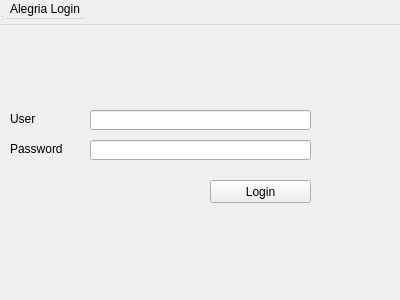
eguzki/penyamanager, file penyamanager/loginwindow.ui: the form before one commit.
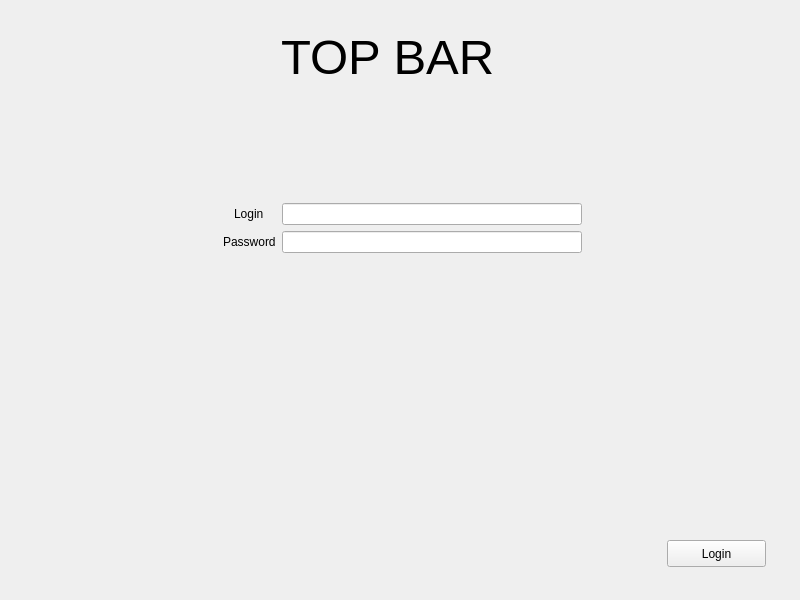
The form after the commit.

Commit message: full screen layout

What changed in the file:
```diff
--- a/penyamanager/loginwindow.ui
+++ b/penyamanager/loginwindow.ui
@@ -6,99 +6,163 @@
    <rect>
     <x>0</x>
     <y>0</y>
-    <width>400</width>
-    <height>300</height>
+    <width>800</width>
+    <height>600</height>
    </rect>
   </property>
+  <property name="minimumSize">
+   <size>
+    <width>800</width>
+    <height>600</height>
+   </size>
+  </property>
   <property name="windowTitle">
    <string>LoginWindow</string>
   </property>
-  <widget class="QWidget" name="centralWidget">
-   <widget class="QLineEdit" name="lineEdit">
-    <property name="geometry">
-     <rect>
-      <x>90</x>
-      <y>110</y>
-      <width>221</width>
-      <height>20</height>
-     </rect>
-    </property>
-   </widget>
-   <widget class="QPushButton" name="loginButton">
-    <property name="geometry">
-     <rect>
-      <x>210</x>
-      <y>180</y>
-      <width>101</width>
-      <height>23</height>
-     </rect>
-    </property>
-    <property name="text">
-     <string>Login</string>
-    </property>
-   </widget>
+  <property name="locale">
+   <locale language="Spanish" country="Spain"/>
+  </property>
+  <layout class="QVBoxLayout" name="verticalLayout">
+   <item>
+    <widget class="QWidget" name="topBar" native="true">
+     <property name="minimumSize">
+      <size>
+       <width>0</width>
+       <height>100</height>
+      </size>
+     </property>
+     <property name="maximumSize">
+      <size>
+       <width>16777215</width>
+       <height>100</height>
+      </size>
+     </property>
    <widget class="QLabel" name="label">
     <property name="geometry">
      <rect>
-      <x>10</x>
-      <y>110</y>
-      <width>67</width>
-      <height>17</height>
-     </rect>
-    </property>
+        <x>270</x>
+        <y>20</y>
+        <width>211</width>
+        <height>51</height>
+       </rect>
+      </property>
+      <property name="font">
+       <font>
+        <pointsize>37</pointsize>
+       </font>
+      </property>
     <property name="text">
-     <string>User</string>
-    </property>
-   </widget>
+       <string>TOP BAR</string>
+      </property>
+     </widget>
+    </widget>
+   </item>
+   <item>
+    <widget class="QWidget" name="loginWidget" native="true">
+     <layout class="QVBoxLayout" name="verticalLayout_2">
+      <item>
+       <widget class="QWidget" name="loginData" native="true">
+        <property name="minimumSize">
+         <size>
+          <width>0</width>
+          <height>200</height>
+         </size>
+        </property>
+        <property name="maximumSize">
+         <size>
+          <width>16777215</width>
+          <height>200</height>
+         </size>
+        </property>
+        <layout class="QFormLayout" name="formLayout">
+         <property name="labelAlignment">
+          <set>Qt::AlignCenter</set>
+         </property>
+         <property name="formAlignment">
+          <set>Qt::AlignCenter</set>
+         </property>
+         <item row="0" column="0">
    <widget class="QLabel" name="label_2">
-    <property name="geometry">
-     <rect>
-      <x>10</x>
-      <y>140</y>
-      <width>67</width>
-      <height>17</height>
-     </rect>
-    </property>
+           <property name="text">
+            <string>Login</string>
+           </property>
+          </widget>
+         </item>
+         <item row="0" column="1">
+          <widget class="QLineEdit" name="lineEdit">
+           <property name="maximumSize">
+            <size>
+             <width>300</width>
+             <height>16777215</height>
+            </size>
+           </property>
+          </widget>
+         </item>
+         <item row="1" column="0">
+          <widget class="QLabel" name="label_3">
     <property name="text">
      <string>Password</string>
     </property>
    </widget>
+         </item>
+         <item row="1" column="1">
    <widget class="QLineEdit" name="lineEdit_2">
-    <property name="geometry">
-     <rect>
-      <x>90</x>
-      <y>140</y>
-      <width>221</width>
-      <height>20</height>
-     </rect>
-    </property>
-   </widget>
-  </widget>
-  <widget class="QMenuBar" name="menuBar">
+           <property name="maximumSize">
+            <size>
+             <width>300</width>
+             <height>16777215</height>
+            </size>
+           </property>
+          </widget>
+         </item>
+        </layout>
+       </widget>
+      </item>
+      <item>
+       <widget class="QWidget" name="padding" native="true"/>
+      </item>
+      <item alignment="Qt::AlignRight">
+       <widget class="QWidget" name="loginButtonWidget" native="true">
+        <property name="minimumSize">
+         <size>
+          <width>120</width>
+          <height>50</height>
+         </size>
+        </property>
+        <property name="maximumSize">
+         <size>
+          <width>16777215</width>
+          <height>50</height>
+         </size>
+        </property>
+        <property name="layoutDirection">
+         <enum>Qt::LeftToRight</enum>
+        </property>
+        <widget class="QPushButton" name="loginButton">
    <property name="geometry">
     <rect>
-     <x>0</x>
-     <y>0</y>
-     <width>400</width>
-     <height>25</height>
-    </rect>
-   </property>
-   <widget class="QMenu" name="menuUrko_s_playboyhouse">
-    <property name="title">
-     <string>Alegria Login</string>
-    </property>
-   </widget>
-   <addaction name="menuUrko_s_playboyhouse"/>
-  </widget>
-  <widget class="QToolBar" name="mainToolBar">
-   <attribute name="toolBarArea">
-    <enum>TopToolBarArea</enum>
-   </attribute>
-   <attribute name="toolBarBreak">
-    <bool>false</bool>
-   </attribute>
-  </widget>
-  <widget class="QStatusBar" name="statusBar"/>
+           <x>9</x>
+           <y>12</y>
+           <width>99</width>
+           <height>27</height>
+          </rect>
+         </property>
+         <property name="minimumSize">
+          <size>
+           <width>99</width>
+           <height>27</height>
+          </size>
+         </property>
+         <property name="text">
+          <string>Login</string>
+         </property>
+        </widget>
+       </widget>
+      </item>
+     </layout>
+    </widget>
+   </item>
+  </layout>
  </widget>
  <layoutdefault spacing="6" margin="11"/>
  <resources/>
```
Lines whose indentation alone changed are shown as unchanged. The commit also changes 1 other file.
